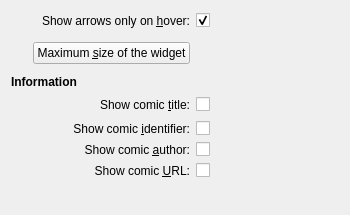
Before: the Qt Designer form applets/comic/appearanceSettings.ui in KDE/kdeplasma-addons, drawn with Qt 5.
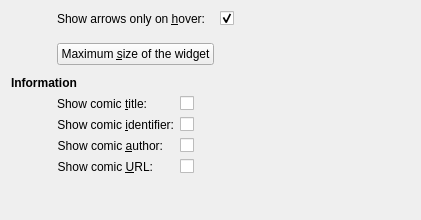
After: the same form once the commit is applied.

Commit message: Checkboxes to select comics for the tabs. Using Form Layouts where feasible. Some other layout refinements.

Diff of the .ui file:
```diff
--- a/applets/comic/appearanceSettings.ui
+++ b/applets/comic/appearanceSettings.ui
@@ -6,8 +6,8 @@
    <rect>
     <x>0</x>
     <y>0</y>
-    <width>350</width>
-    <height>215</height>
+    <width>421</width>
+    <height>220</height>
    </rect>
   </property>
   <property name="minimumSize">
@@ -20,7 +20,92 @@
    <string notr="true"/>
   </property>
   <layout class="QGridLayout" name="gridLayout">
-   <item row="7" column="0" colspan="3">
+   <item row="0" column="1">
+    <layout class="QFormLayout" name="formLayout_2">
+     <property name="sizeConstraint">
+      <enum>QLayout::SetDefaultConstraint</enum>
+     </property>
+     <property name="fieldGrowthPolicy">
+      <enum>QFormLayout::ExpandingFieldsGrow</enum>
+     </property>
+     <item row="0" column="0">
+      <widget class="QLabel" name="label">
+       <property name="text">
+        <string>Show arrows only on &amp;hover:</string>
+       </property>
+       <property name="alignment">
+        <set>Qt::AlignRight|Qt::AlignTrailing|Qt::AlignVCenter</set>
+       </property>
+       <property name="buddy">
+        <cstring>checkBox_arrows</cstring>
+       </property>
+      </widget>
+     </item>
+     <item row="0" column="1">
+      <widget class="QCheckBox" name="checkBox_arrows">
+       <property name="text">
+        <string/>
+       </property>
+       <property name="checked">
+        <bool>true</bool>
+       </property>
+      </widget>
+     </item>
+     <item row="2" column="0">
+      <widget class="QPushButton" name="pushButton_Size">
+       <property name="text">
+        <string>Maximum &amp;size of the widget</string>
+       </property>
+      </widget>
+     </item>
+     <item row="1" column="0">
+      <spacer name="verticalSpacer_2">
+       <property name="orientation">
+        <enum>Qt::Vertical</enum>
+       </property>
+       <property name="sizeType">
+        <enum>QSizePolicy::Fixed</enum>
+       </property>
+       <property name="sizeHint" stdset="0">
+        <size>
+         <width>20</width>
+         <height>5</height>
+        </size>
+       </property>
+      </spacer>
+     </item>
+    </layout>
+   </item>
+   <item row="0" column="2">
+    <spacer name="horizontalSpacer_2">
+     <property name="orientation">
+      <enum>Qt::Horizontal</enum>
+     </property>
+     <property name="sizeHint" stdset="0">
+      <size>
+       <width>40</width>
+       <height>20</height>
+      </size>
+     </property>
+    </spacer>
+   </item>
+   <item row="1" column="0">
+    <spacer name="verticalSpacer_4">
+     <property name="orientation">
+      <enum>Qt::Vertical</enum>
+     </property>
+     <property name="sizeType">
+      <enum>QSizePolicy::Fixed</enum>
+     </property>
+     <property name="sizeHint" stdset="0">
+      <size>
+       <width>40</width>
+       <height>5</height>
+      </size>
+     </property>
+    </spacer>
+   </item>
+   <item row="2" column="0" colspan="2">
     <widget class="QLabel" name="label_3">
      <property name="font">
       <font>
@@ -36,23 +121,12 @@
      </property>
     </widget>
    </item>
-   <item row="8" column="0">
-    <spacer name="horizontalSpacer">
-     <property name="orientation">
-      <enum>Qt::Horizontal</enum>
+   <item row="3" column="1">
+    <layout class="QFormLayout" name="formLayout">
+     <property name="fieldGrowthPolicy">
+      <enum>QFormLayout::ExpandingFieldsGrow</enum>
      </property>
-     <property name="sizeType">
-      <enum>QSizePolicy::Fixed</enum>
-     </property>
-     <property name="sizeHint" stdset="0">
-      <size>
-       <width>10</width>
-       <height>20</height>
-      </size>
-     </property>
-    </spacer>
-   </item>
-   <item row="8" column="1" colspan="2">
+     <item row="0" column="0">
     <widget class="QLabel" name="label_5">
      <property name="text">
       <string>Show comic &amp;title:</string>
@@ -65,7 +139,17 @@
      </property>
     </widget>
    </item>
-   <item row="9" column="1" colspan="2">
+     <item row="0" column="1">
+      <widget class="QCheckBox" name="checkBox_title">
+       <property name="text">
+        <string/>
+       </property>
+       <property name="checked">
+        <bool>false</bool>
+       </property>
+      </widget>
+     </item>
+     <item row="1" column="0">
     <widget class="QLabel" name="label_6">
      <property name="text">
       <string>Show comic &amp;identifier:</string>
@@ -78,7 +162,7 @@
      </property>
     </widget>
    </item>
-   <item row="9" column="3" colspan="2">
+     <item row="1" column="1">
     <widget class="QCheckBox" name="checkBox_identifier">
      <property name="text">
       <string/>
@@ -88,7 +172,7 @@
      </property>
     </widget>
    </item>
-   <item row="10" column="1" colspan="2">
+     <item row="2" column="0">
     <widget class="QLabel" name="label_7">
      <property name="text">
       <string>Show comic &amp;author:</string>
@@ -101,7 +185,7 @@
      </property>
     </widget>
    </item>
-   <item row="10" column="3" colspan="2">
+     <item row="2" column="1">
     <widget class="QCheckBox" name="checkBox_author">
      <property name="text">
       <string/>
@@ -111,7 +195,7 @@
      </property>
     </widget>
    </item>
-   <item row="11" column="1" colspan="2">
+     <item row="3" column="0">
     <widget class="QLabel" name="label_8">
      <property name="text">
       <string>Show comic &amp;URL:</string>
@@ -124,7 +208,7 @@
      </property>
     </widget>
    </item>
-   <item row="11" column="3" colspan="2">
+     <item row="3" column="1">
     <widget class="QCheckBox" name="checkBox_url">
      <property name="text">
       <string/>
@@ -134,7 +218,9 @@
      </property>
     </widget>
    </item>
-   <item row="12" column="2" colspan="3">
+    </layout>
+   </item>
+   <item row="4" column="1">
     <spacer name="verticalSpacer">
      <property name="orientation">
       <enum>Qt::Vertical</enum>
@@ -147,91 +233,6 @@
      </property>
     </spacer>
    </item>
-   <item row="8" column="3" colspan="2">
-    <widget class="QCheckBox" name="checkBox_title">
-     <property name="text">
-      <string/>
-     </property>
-     <property name="checked">
-      <bool>false</bool>
-     </property>
-    </widget>
-   </item>
-   <item row="2" column="3">
-    <widget class="QCheckBox" name="checkBox_arrows">
-     <property name="text">
-      <string/>
-     </property>
-     <property name="checked">
-      <bool>true</bool>
-     </property>
-    </widget>
-   </item>
-   <item row="2" column="2">
-    <widget class="QLabel" name="label">
-     <property name="text">
-      <string>Show arrows only on &amp;hover:</string>
-     </property>
-     <property name="alignment">
-      <set>Qt::AlignRight|Qt::AlignTrailing|Qt::AlignVCenter</set>
-     </property>
-     <property name="buddy">
-      <cstring>checkBox_arrows</cstring>
-     </property>
-    </widget>
-   </item>
-   <item row="3" column="2">
-    <spacer name="verticalSpacer_2">
-     <property name="orientation">
-      <enum>Qt::Vertical</enum>
-     </property>
-     <property name="sizeType">
-      <enum>QSizePolicy::Fixed</enum>
-     </property>
-     <property name="sizeHint" stdset="0">
-      <size>
-       <width>20</width>
-       <height>5</height>
-      </size>
-     </property>
-    </spacer>
-   </item>
-   <item row="2" column="4">
-    <spacer name="horizontalSpacer_2">
-     <property name="orientation">
-      <enum>Qt::Horizontal</enum>
-     </property>
-     <property name="sizeHint" stdset="0">
-      <size>
-       <width>40</width>
-       <height>20</height>
-      </size>
-     </property>
-    </spacer>
-   </item>
-   <item row="5" column="2">
-    <widget class="QPushButton" name="pushButton_Size">
-     <property name="text">
-      <string>Maximum &amp;size of the widget</string>
-     </property>
-    </widget>
-   </item>
-   <item row="6" column="2">
-    <spacer name="verticalSpacer_3">
-     <property name="orientation">
-      <enum>Qt::Vertical</enum>
-     </property>
-     <property name="sizeType">
-      <enum>QSizePolicy::Fixed</enum>
-     </property>
-     <property name="sizeHint" stdset="0">
-      <size>
-       <width>20</width>
-       <height>5</height>
-      </size>
-     </property>
-    </spacer>
-   </item>
   </layout>
  </widget>
  <tabstops>
```
Lines whose indentation alone changed are shown as unchanged. The commit also changes 5 other files.
